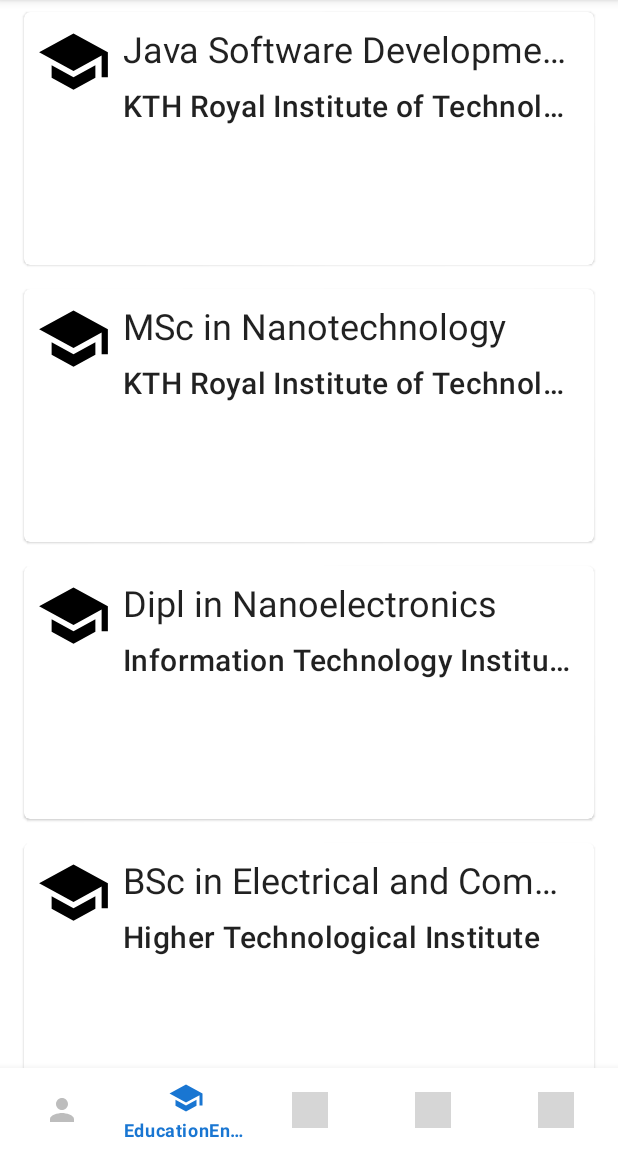
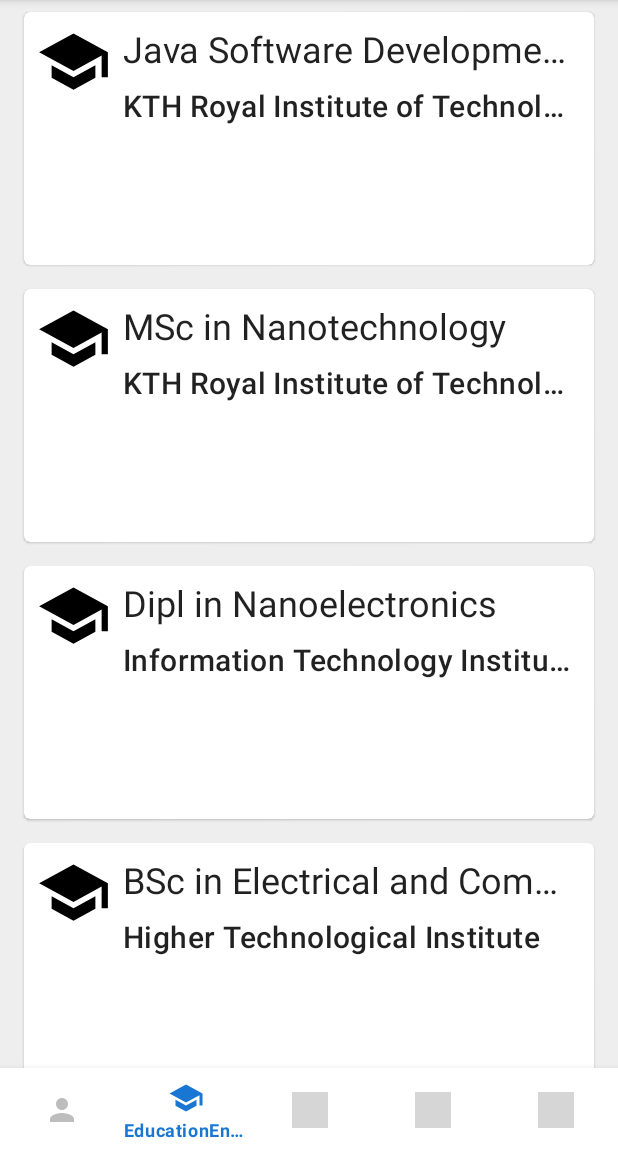
Before and after one commit to AlAskalany/CareerShowcase, an Android app: the screen it shows after launch (MainActivity), item 2 of the bottom bar chosen, on a phone screen of 412 x 824 dp, the part 84-1236 px from its top. Run offline under Robolectric (Android 15) with nearby library versions, the phone set to English and light mode, and no system bars; our stand-ins replace Room's generated code, data binding; pictures from the network do not load; grey boxes are pictures that could not be loaded.

```diff
--- a/app/src/main/res/layout/fragment_contact.xml
+++ b/app/src/main/res/layout/fragment_contact.xml
@@ -25,6 +25,8 @@
         android:layout_marginRight="16dp"
         android:layout_marginBottom="8dp"
         android:onClick="@{() -> callback.onClick(contact)}"
+        app:cardElevation="1dp"
+        app:cardMaxElevation="8dp"
         app:contentPadding="8dp">
 
         <androidx.constraintlayout.widget.ConstraintLayout
--- a/app/src/main/res/layout/fragment_education.xml
+++ b/app/src/main/res/layout/fragment_education.xml
@@ -25,6 +25,8 @@
         android:layout_marginRight="16dp"
         android:layout_marginBottom="8dp"
         android:onClick="@{() -> callback.onClick(education)}"
+        app:cardElevation="1dp"
+        app:cardMaxElevation="8dp"
         app:contentPadding="8dp">
 
         <androidx.constraintlayout.widget.ConstraintLayout
--- a/app/src/main/res/layout/fragment_overview.xml
+++ b/app/src/main/res/layout/fragment_overview.xml
@@ -19,6 +19,7 @@
         android:id="@+id/nestedScrollView"
         android:layout_width="match_parent"
         android:layout_height="match_parent"
+        android:background="@color/white"
         android:fillViewport="true"
         app:layout_constraintBottom_toBottomOf="parent"
         app:layout_constraintEnd_toEndOf="parent"
--- a/app/src/main/res/layout/fragment_skill.xml
+++ b/app/src/main/res/layout/fragment_skill.xml
@@ -25,6 +25,8 @@
         android:layout_marginRight="16dp"
         android:layout_marginBottom="8dp"
         android:onClick="@{() -> callback.onClick(skill)}"
+        app:cardElevation="1dp"
+        app:cardMaxElevation="8dp"
         app:contentPadding="8dp">
 
         <androidx.constraintlayout.widget.ConstraintLayout
--- a/app/src/main/res/layout/fragment_work.xml
+++ b/app/src/main/res/layout/fragment_work.xml
@@ -25,6 +25,8 @@
         android:layout_marginRight="16dp"
         android:layout_marginBottom="8dp"
         android:onClick="@{() -> callback.onClick(work)}"
+        app:cardElevation="1dp"
+        app:cardMaxElevation="8dp"
         app:contentPadding="8dp">
 
         <androidx.constraintlayout.widget.ConstraintLayout
--- a/app/src/main/res/values/styles.xml
+++ b/app/src/main/res/values/styles.xml
@@ -7,6 +7,7 @@
         <item name="colorPrimaryDark">@color/colorPrimaryDark</item>
         <item name="colorAccent">@color/colorAccent</item>
         <item name="android:textColorSecondary">@color/secondaryTextColor</item>
+        <item name="android:windowBackground">@color/md_grey_200</item>
     </style>
 
     <!-- Profile picture -->
```
